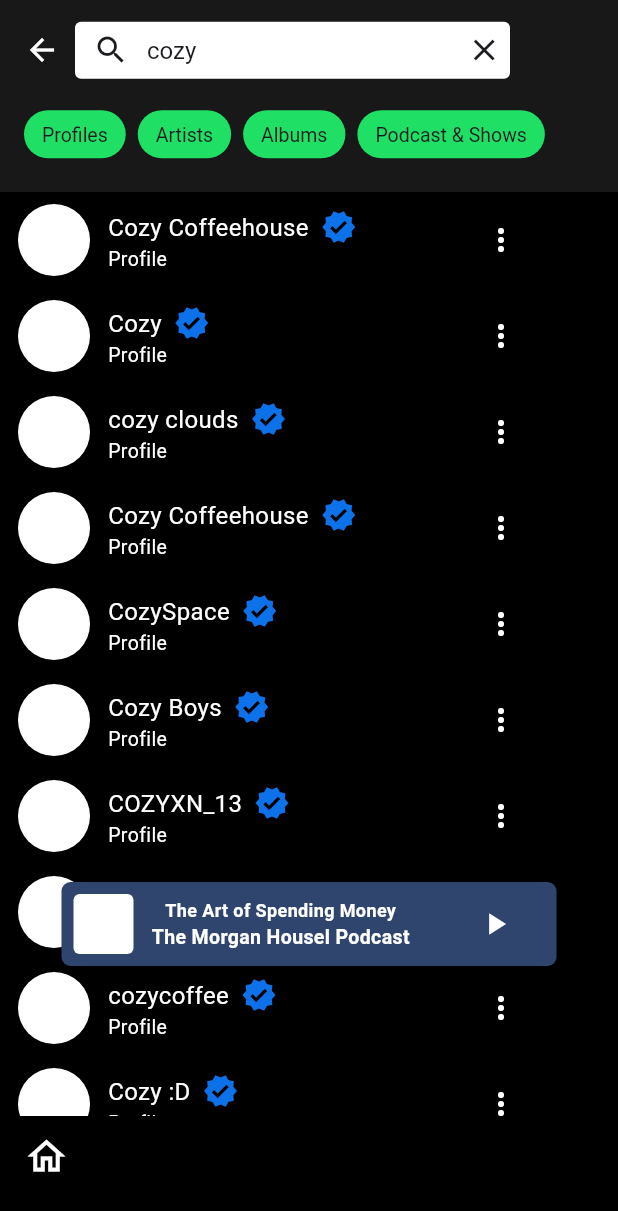
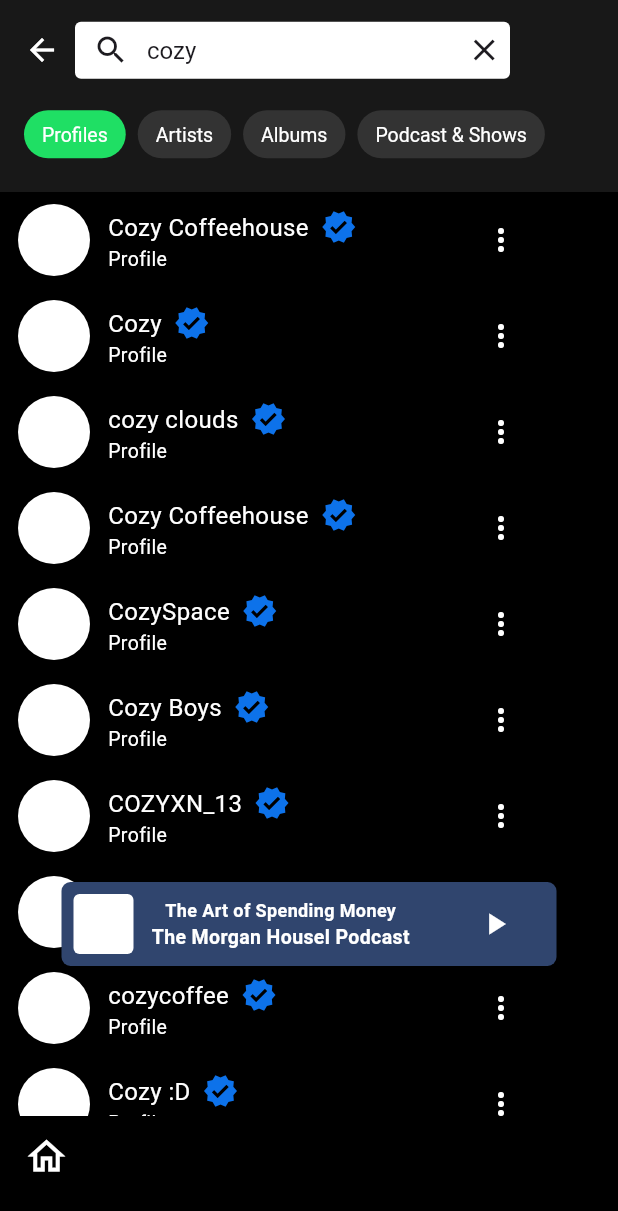
Before and after one commit to m-manlatican/Spotify-UI-Practice, a Flutter app: the screen it shows after launch, on a phone screen of 412 x 824 dp. Shown: the top 1211 px of the screen. Run offline on Flutter 3.47's test engine with Material 3 defaults, Android fonts, the phone set to English and light mode, and no system bars.

Commit message:
Updates on buttons appbar

```diff
--- a/lib/cards/button_card.dart
+++ b/lib/cards/button_card.dart
@@ -2,9 +2,10 @@ import 'package:flutter/material.dart';
 import 'package:spotify_ui/models/button_model.dart';
 
 class ButtonCard extends StatelessWidget {
-  const ButtonCard({super.key, required this.buttonModel});
+  const ButtonCard({super.key, required this.buttonModel, required this.color});
 
   final ButtonModel buttonModel;
+  final Color color;
 
   @override
   Widget build(BuildContext context) {
@@ -13,14 +14,14 @@ class ButtonCard extends StatelessWidget {
         Container(
           height: 32,
           decoration: BoxDecoration(
-            color: Color(0xff1FDF64),
+            color: color,
             borderRadius: BorderRadius.circular(32)
           ),
           child: Container(
             margin: EdgeInsets.only(top: 8, bottom: 9, left: 12, right: 12),
             child: IntrinsicWidth(
               child: Text(buttonModel.title,
-                style: TextStyle(fontSize: 13),
+                style: TextStyle(fontSize: 13,color: Colors.white),
               ),
             ),
           )
--- a/lib/models/button_model.dart
+++ b/lib/models/button_model.dart
@@ -1,7 +1,10 @@
+
 class ButtonModel {
   String title;
 
+
   ButtonModel({
-    required this.title
+    required this.title,
+
   });
 }
--- a/lib/pages/homepage.dart
+++ b/lib/pages/homepage.dart
@@ -126,7 +126,10 @@ class Homepage extends StatelessWidget {
               itemCount: listButtonModel.length,
               separatorBuilder: (context, index) => SizedBox(width: 8),
               itemBuilder: (context, index) {
-                return ButtonCard(buttonModel: listButtonModel[index]);
+                return ButtonCard(
+                  buttonModel: listButtonModel[index],
+                    color: index == 0 ? Color(0xff1FDF64) : Color(0xff333333),
+                );
               }
             ),
           )
```
